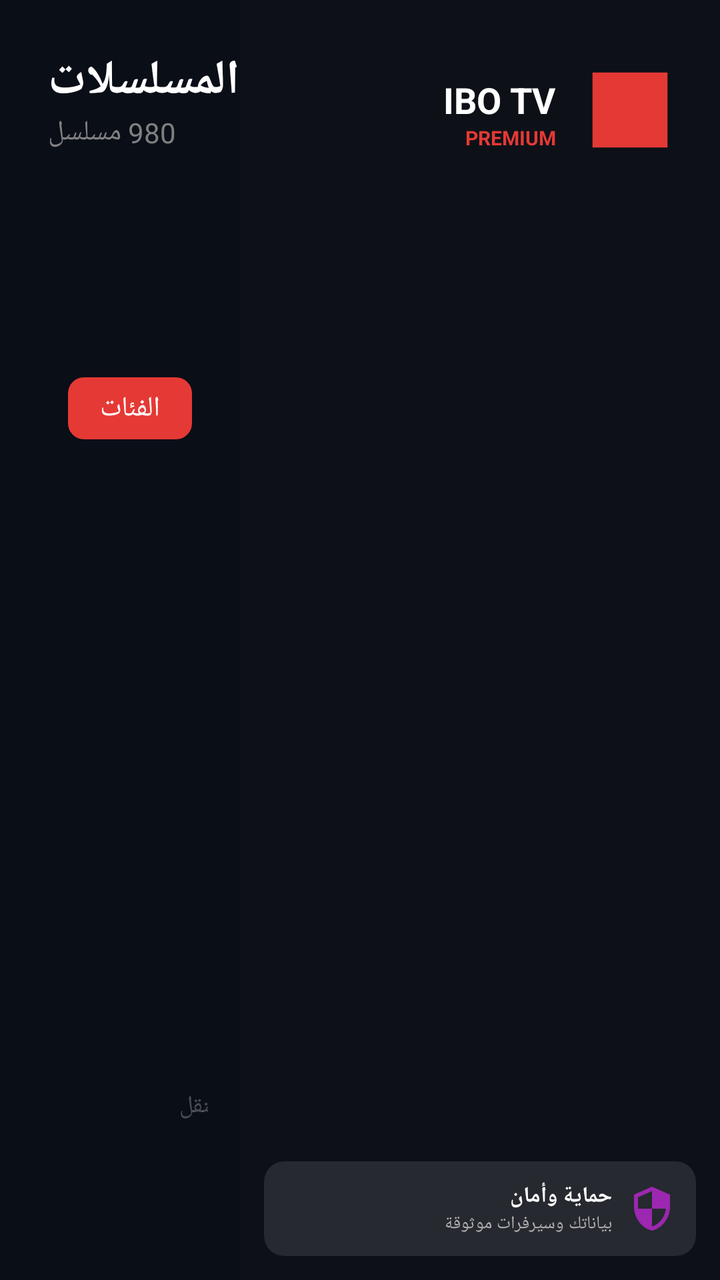
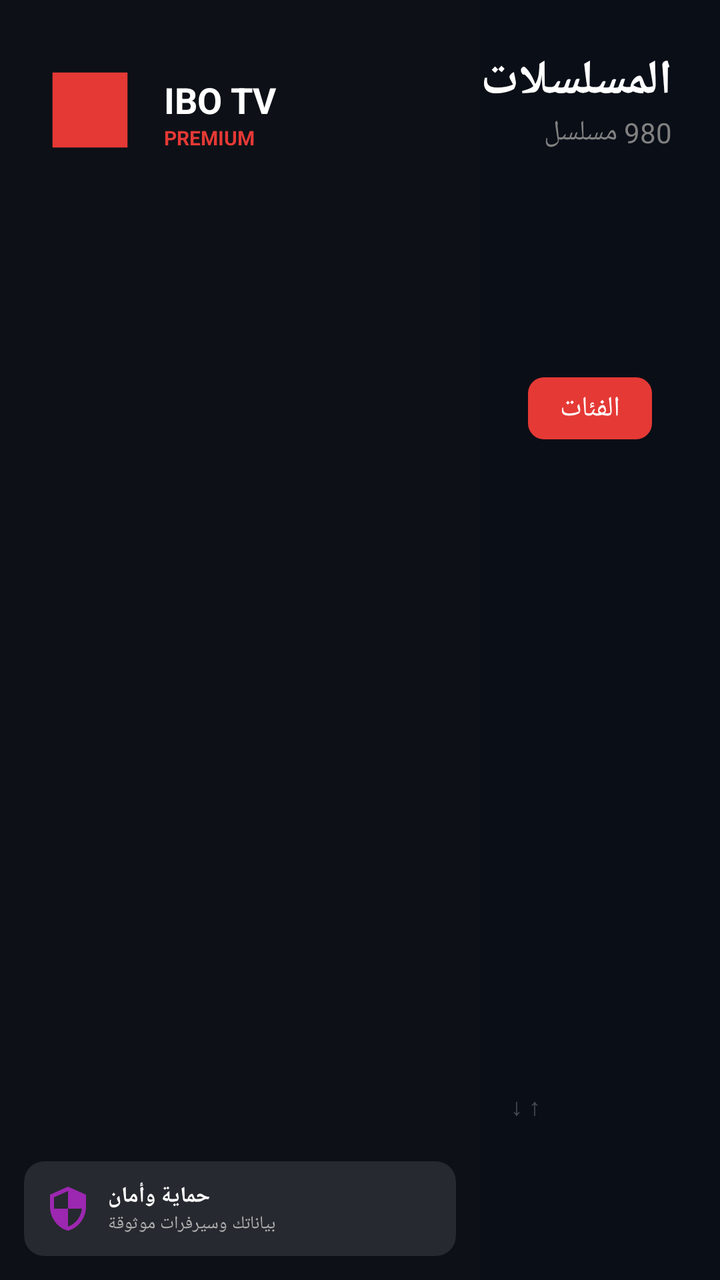

Before-and-after screenshots of an Android layout around one commit, followed by the original layout XML and the change that was made.
<!-- AndroidManifest.xml: application theme AppTheme -->
<!-- res/layout/activity_series.xml -->
<?xml version="1.0" encoding="utf-8"?>
<androidx.constraintlayout.widget.ConstraintLayout xmlns:android="http://schemas.android.com/apk/res/android"
    xmlns:app="http://schemas.android.com/apk/res-auto"
    android:layout_width="match_parent"
    android:layout_height="match_parent"
    android:background="@color/ibo_bg_dark"
    android:layoutDirection="rtl">

    
    <androidx.constraintlayout.widget.ConstraintLayout
        android:id="@+id/sidebarContainer"
        android:layout_width="240dp"
        android:layout_height="match_parent"
        android:background="@color/ibo_sidebar_bg"
        app:layout_constraintStart_toStartOf="parent">

        <ImageView
            android:id="@+id/sidebarLogo"
            android:layout_width="50dp"
            android:layout_height="50dp"
            android:layout_marginTop="30dp"
            android:layout_marginStart="20dp"
            android:src="@drawable/ic_logo"
            app:layout_constraintStart_toStartOf="parent"
            app:layout_constraintTop_toTopOf="parent" />

        <TextView
            android:id="@+id/sidebarAppName"
            android:layout_width="wrap_content"
            android:layout_height="wrap_content"
            android:layout_marginStart="12dp"
            android:text="@string/ibo_tv"
            android:textColor="@color/white"
            android:textSize="18sp"
            android:textStyle="bold"
            app:layout_constraintBottom_toBottomOf="@id/sidebarLogo"
            app:layout_constraintStart_toEndOf="@id/sidebarLogo"
            app:layout_constraintTop_toTopOf="@id/sidebarLogo"
            app:layout_constraintVertical_bias="0.3" />

        <TextView
            android:layout_width="wrap_content"
            android:layout_height="wrap_content"
            android:text="@string/premium"
            android:textColor="@color/ibo_accent_red"
            android:textSize="10sp"
            android:textStyle="bold"
            app:layout_constraintStart_toStartOf="@id/sidebarAppName"
            app:layout_constraintTop_toBottomOf="@id/sidebarAppName" />

        <androidx.recyclerview.widget.RecyclerView
            android:id="@+id/sidebarRecyclerView"
            android:layout_width="match_parent"
            android:layout_height="0dp"
            android:layout_marginTop="20dp"
            app:layout_constraintBottom_toTopOf="@+id/sidebarFooter"
            app:layout_constraintTop_toBottomOf="@id/sidebarLogo" />

        <androidx.cardview.widget.CardView
            android:id="@+id/sidebarFooter"
            android:layout_width="match_parent"
            android:layout_height="wrap_content"
            android:layout_margin="12dp"
            app:cardBackgroundColor="@color/glass_white_10"
            app:cardCornerRadius="10dp"
            app:cardElevation="0dp"
            app:layout_constraintBottom_toBottomOf="parent">
            <LinearLayout
                android:layout_width="match_parent"
                android:layout_height="wrap_content"
                android:orientation="horizontal"
                android:padding="10dp"
                android:gravity="center_vertical">
                <ImageView
                    android:layout_width="24dp"
                    android:layout_height="24dp"
                    android:src="@drawable/ic_security"
                    app:tint="@color/ibo_accent_purple" />
                <LinearLayout
                    android:layout_width="match_parent"
                    android:layout_height="wrap_content"
                    android:layout_marginStart="8dp"
                    android:orientation="vertical">
                    <TextView
                        android:layout_width="wrap_content"
                        android:layout_height="wrap_content"
                        android:text="@string/security_title"
                        android:textColor="@color/white"
                        android:textSize="11sp"
                        android:textStyle="bold" />
                    <TextView
                        android:layout_width="wrap_content"
                        android:layout_height="wrap_content"
                        android:text="@string/security_desc"
                        android:textColor="@color/text_gray_light"
                        android:textSize="9sp" />
                </LinearLayout>
            </LinearLayout>
        </androidx.cardview.widget.CardView>
    </androidx.constraintlayout.widget.ConstraintLayout>

    
    <androidx.constraintlayout.widget.ConstraintLayout
        android:layout_width="0dp"
        android:layout_height="match_parent"
        app:layout_constraintEnd_toEndOf="parent"
        app:layout_constraintStart_toEndOf="@id/sidebarContainer">

        
        <LinearLayout
            android:id="@+id/headerLayout"
            android:layout_width="wrap_content"
            android:layout_height="wrap_content"
            android:layout_margin="24dp"
            android:gravity="end"
            android:orientation="vertical"
            app:layout_constraintEnd_toEndOf="parent"
            app:layout_constraintTop_toTopOf="parent">
            <TextView
                android:id="@+id/seriesTitle"
                android:layout_width="wrap_content"
                android:layout_height="wrap_content"
                android:text="المسلسلات"
                android:textColor="@color/white"
                android:textSize="24sp"
                android:textStyle="bold" />
            <TextView
                android:id="@+id/seriesCount"
                android:layout_width="wrap_content"
                android:layout_height="wrap_content"
                android:text="980 مسلسل"
                android:textColor="#808080"
                android:textSize="14sp" />
        </LinearLayout>

        
        <LinearLayout
            android:id="@+id/filterBar"
            android:layout_width="match_parent"
            android:layout_height="wrap_content"
            android:layout_marginTop="16dp"
            android:layout_marginHorizontal="24dp"
            android:gravity="center_vertical"
            android:orientation="horizontal"
            app:layout_constraintTop_toBottomOf="@id/headerLayout">

            <TextView
                android:id="@+id/seriesCategorySelector"
                android:layout_width="wrap_content"
                android:layout_height="wrap_content"
                android:background="@drawable/bg_button_red"
                android:clickable="true"
                android:focusable="true"
                android:paddingHorizontal="16dp"
                android:paddingVertical="6dp"
                android:text="الفئات"
                android:textColor="@color/white"
                android:textSize="14sp" />

            <TextView
                android:layout_width="wrap_content"
                android:layout_height="wrap_content"
                android:layout_marginStart="20dp"
                android:text="أحدث الحلقات"
                android:textColor="#808080"
                android:textSize="14sp" />

            <TextView
                android:layout_width="wrap_content"
                android:layout_height="wrap_content"
                android:layout_marginStart="20dp"
                android:text="الأكثر مشاهدة"
                android:textColor="#808080"
                android:textSize="14sp" />

            <TextView
                android:layout_width="wrap_content"
                android:layout_height="wrap_content"
                android:layout_marginStart="20dp"
                android:text="الأكثر مشاهدة"
                android:textColor="#808080"
                android:textSize="14sp" />

            <ImageView
                android:layout_width="20dp"
                android:layout_height="20dp"
                android:layout_marginStart="20dp"
                android:src="@drawable/ic_search"
                app:tint="#808080" />

            <View android:layout_width="0dp" android:layout_height="1dp" android:layout_weight="1"/>

            <TextView
                android:layout_width="wrap_content"
                android:layout_height="wrap_content"
                android:text="فلترة ●"
                android:textColor="@color/white"
                android:textSize="14sp" />
        </LinearLayout>

        
        <androidx.recyclerview.widget.RecyclerView
            android:id="@+id/seriesRecyclerView"
            android:layout_width="match_parent"
            android:layout_height="0dp"
            android:layout_marginTop="20dp"
            android:layout_marginHorizontal="16dp"
            android:clipToPadding="false"
            android:paddingBottom="60dp"
            app:layout_constraintBottom_toBottomOf="parent"
            app:layout_constraintTop_toBottomOf="@id/filterBar" />

        
        <LinearLayout
            android:layout_width="match_parent"
            android:layout_height="wrap_content"
            android:gravity="center"
            android:orientation="horizontal"
            android:padding="16dp"
            app:layout_constraintBottom_toBottomOf="parent">
            <TextView
                android:layout_width="wrap_content"
                android:layout_height="wrap_content"
                android:text="↑ ↓ تنقل"
                android:textColor="#40FFFFFF"
                android:textSize="12sp"
                android:layout_marginHorizontal="16dp"/>
            <TextView
                android:layout_width="wrap_content"
                android:layout_height="wrap_content"
                android:text="OK اختيار"
                android:textColor="#40FFFFFF"
                android:textSize="12sp"
                android:layout_marginHorizontal="16dp"/>
            <TextView
                android:layout_width="wrap_content"
                android:layout_height="wrap_content"
                android:text="← رجوع"
                android:textColor="#40FFFFFF"
                android:textSize="12sp"
                android:layout_marginHorizontal="16dp"/>
            <TextView
                android:layout_width="wrap_content"
                android:layout_height="wrap_content"
                android:text="☰ قائمة"
                android:textColor="#40FFFFFF"
                android:textSize="12sp"
                android:layout_marginHorizontal="16dp"/>
        </LinearLayout>
    </androidx.constraintlayout.widget.ConstraintLayout>
</androidx.constraintlayout.widget.ConstraintLayout>
<!-- resources referenced by this layout -->
<resources>
  <color name="glass_white_10">#1AFFFFFF</color>
  <color name="ibo_accent_purple">#9C27B0</color>
  <color name="ibo_accent_red">#E53935</color>
  <color name="ibo_bg_dark">#0A0E17</color>
  <color name="ibo_sidebar_bg">#0D1117</color>
  <color name="text_gray_light">#B0B0B0</color>
  <color name="white">#FFFFFF</color>
  <!-- drawable bg_button_red (drawable) -->
  <?xml version="1.0" encoding="utf-8"?>
  <shape xmlns:android="http://schemas.android.com/apk/res/android">
      <solid android:color="#E53935" />
      <corners android:radius="8dp" />
  </shape>
  <!-- drawable ic_logo (drawable) -->
  <?xml version="1.0" encoding="utf-8"?>
  <vector xmlns:android="http://schemas.android.com/apk/res/android"
      android:width="96dp"
      android:height="96dp"
      android:viewportWidth="24"
      android:viewportHeight="24">
  
      <path
          android:fillColor="#E53935"
          android:pathData="M3,3h18v18H3z"/>
  </vector>
  <!-- drawable ic_search: png bitmap (drawable, 437 bytes) -->
  <!-- drawable ic_security (drawable) -->
  <?xml version="1.0" encoding="utf-8"?>
  <vector xmlns:android="http://schemas.android.com/apk/res/android"
      android:width="24dp" android:height="24dp"
      android:viewportWidth="24" android:viewportHeight="24">
      <path android:fillColor="#2196F3"
          android:pathData="M12,1L3,5v6c0,5.55 3.84,10.74 9,12 5.16,-1.26 9,-6.45 9,-12V5l-9,-4zM12,11.99h7c-0.53,4.12 -3.28,7.79 -7,8.94V12H5V6.3l7,-3.11v8.8z"/>
  </vector>
  <string name="ibo_tv">IBO TV</string>
  <string name="premium">PREMIUM</string>
  <string name="security_desc">بياناتك وسيرفرات موثوقة</string>
  <string name="security_title">حماية وأمان</string>
  <style name="AppTheme" parent="Theme.AppCompat.NoActionBar">
          
          <item name="colorPrimary">@color/primary_blue</item>
          <item name="colorPrimaryDark">@color/dark_background</item>
          <item name="colorAccent">@color/accent_blue</item>
  
          
          <item name="android:windowBackground">@color/dark_background</item>
          <item name="android:colorBackground">@color/dark_background</item>
  
          
          <item name="android:textColorPrimary">@color/text_primary</item>
          <item name="android:textColorSecondary">@color/text_secondary</item>
  
          
          <item name="android:windowDrawsSystemBarBackgrounds">true</item>
      </style>
  <color name="primary_blue">#2196F3</color>
  <color name="dark_background">#0D1117</color>
  <color name="accent_blue">#64B5F6</color>
  <color name="text_primary">#FFFFFF</color>
  <color name="text_secondary">#B0B0B0</color>
</resources>

<!-- the commit's change to res/layout/activity_series.xml (unified diff, before → after) -->
@@ -4,7 +4,7 @@
     android:layout_width="match_parent"
     android:layout_height="match_parent"
     android:background="@color/ibo_bg_dark"
-    android:layoutDirection="rtl">
+    android:layoutDirection="ltr">
 
     
     <androidx.constraintlayout.widget.ConstraintLayout
